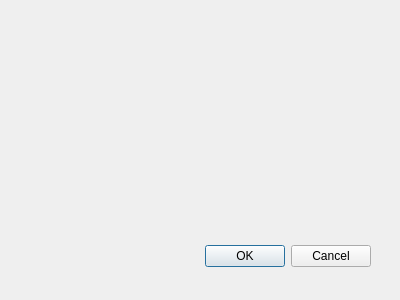
Qt form src/network/selectconnectionprofiledialog.ui (Rolisteam/rolisteam) before a commit.
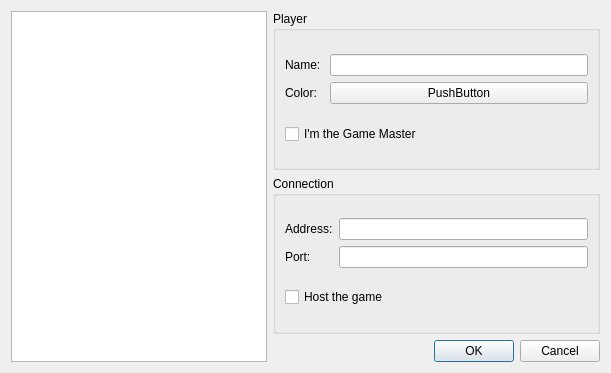
The same form after that commit. Custom widgets are drawn as their Qt base class.

Diff of the .ui file:
```diff
--- a/src/network/selectconnectionprofiledialog.ui
+++ b/src/network/selectconnectionprofiledialog.ui
@@ -8,31 +8,140 @@
    <rect>
     <x>0</x>
     <y>0</y>
-    <width>400</width>
-    <height>300</height>
+    <width>611</width>
+    <height>373</height>
    </rect>
   </property>
   <property name="windowTitle">
    <string>Dialog</string>
   </property>
-  <widget name="buttonBox" class="QDialogButtonBox">
-   <property name="geometry">
-    <rect>
-     <x>30</x>
-     <y>240</y>
-     <width>341</width>
-     <height>32</height>
-    </rect>
-   </property>
-   <property name="orientation">
-    <enum>Qt::Horizontal</enum>
-   </property>
-   <property name="standardButtons">
-    <set>QDialogButtonBox::Cancel|QDialogButtonBox::Ok</set>
-   </property>
-  </widget>
+  <layout class="QHBoxLayout" name="horizontalLayout_3" stretch="0,1">
+   <item>
+    <widget class="QListView" name="listView"/>
+   </item>
+   <item>
+    <layout class="QVBoxLayout" name="verticalLayout_7">
+     <item>
+      <widget class="QGroupBox" name="groupBox">
+       <property name="title">
+        <string>Player</string>
+       </property>
+       <layout class="QVBoxLayout" name="verticalLayout_5">
+        <item>
+         <layout class="QHBoxLayout" name="horizontalLayout">
+          <item>
+           <layout class="QVBoxLayout" name="verticalLayout_4">
+            <item>
+             <widget class="QLabel" name="label">
+              <property name="text">
+               <string>Name: </string>
+              </property>
+             </widget>
+            </item>
+            <item>
+             <widget class="QLabel" name="label_2">
+              <property name="text">
+               <string>Color: </string>
+              </property>
+             </widget>
+            </item>
+           </layout>
+          </item>
+          <item>
+           <layout class="QVBoxLayout" name="verticalLayout_2">
+            <item>
+             <widget class="QLineEdit" name="lineEdit_3"/>
+            </item>
+            <item>
+             <widget class="ColorButton" name="m_color">
+              <property name="text">
+               <string>PushButton</string>
+              </property>
+             </widget>
+            </item>
+           </layout>
+          </item>
+         </layout>
+        </item>
+        <item>
+         <widget class="QCheckBox" name="checkBox">
+          <property name="text">
+           <string>I'm the Game Master</string>
+          </property>
+         </widget>
+        </item>
+       </layout>
+      </widget>
+     </item>
+     <item>
+      <widget class="QGroupBox" name="groupBox_2">
+       <property name="title">
+        <string>Connection</string>
+       </property>
+       <layout class="QVBoxLayout" name="verticalLayout_6">
+        <item>
+         <layout class="QHBoxLayout" name="horizontalLayout_2">
+          <item>
+           <layout class="QVBoxLayout" name="verticalLayout">
+            <item>
+             <widget class="QLabel" name="label_3">
+              <property name="text">
+               <string>Address:</string>
+              </property>
+             </widget>
+            </item>
+            <item>
+             <widget class="QLabel" name="label_4">
+              <property name="text">
+               <string>Port:</string>
+              </property>
+             </widget>
+            </item>
+           </layout>
+          </item>
+          <item>
+           <layout class="QVBoxLayout" name="verticalLayout_3">
+            <item>
+             <widget class="QLineEdit" name="lineEdit"/>
+            </item>
+            <item>
+             <widget class="QLineEdit" name="lineEdit_2"/>
+            </item>
+           </layout>
+          </item>
+         </layout>
+        </item>
+        <item>
+         <widget class="QCheckBox" name="checkBox_2">
+          <property name="text">
+           <string>Host the game</string>
+          </property>
+         </widget>
+        </item>
+       </layout>
+      </widget>
+     </item>
+     <item>
+      <widget class="QDialogButtonBox" name="buttonBox">
+       <property name="orientation">
+        <enum>Qt::Horizontal</enum>
+       </property>
+       <property name="standardButtons">
+        <set>QDialogButtonBox::Cancel|QDialogButtonBox::Ok</set>
+       </property>
+      </widget>
+     </item>
+    </layout>
+   </item>
+  </layout>
  </widget>
- <pixmapfunction/>
+ <customwidgets>
+  <customwidget>
+   <class>ColorButton</class>
+   <extends>QPushButton</extends>
+   <header>widgets/colorbutton.h</header>
+  </customwidget>
+ </customwidgets>
  <resources/>
  <connections>
   <connection>
```
Left out of the diff: 6 changed lines with no effect on the pictures.
